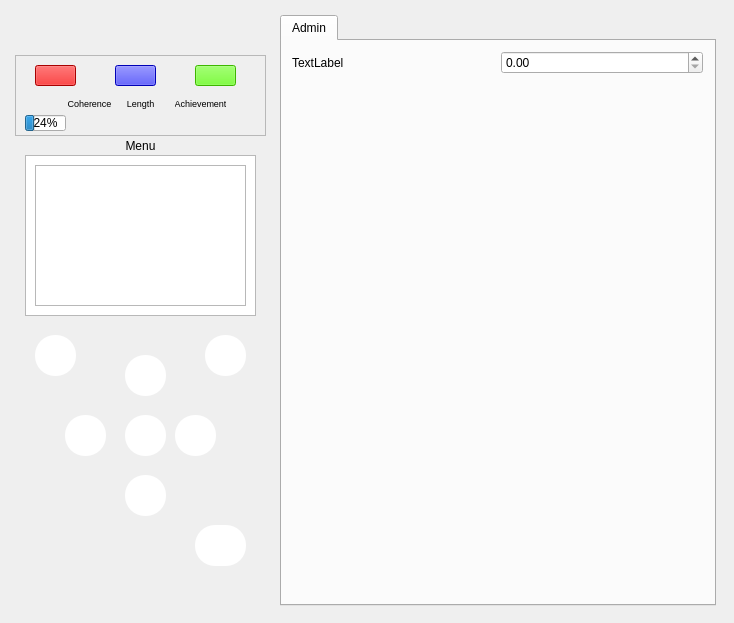
Old version of the form ui/mainwindow.ui in the repository code-monke/COMP3004B-Team-Project.
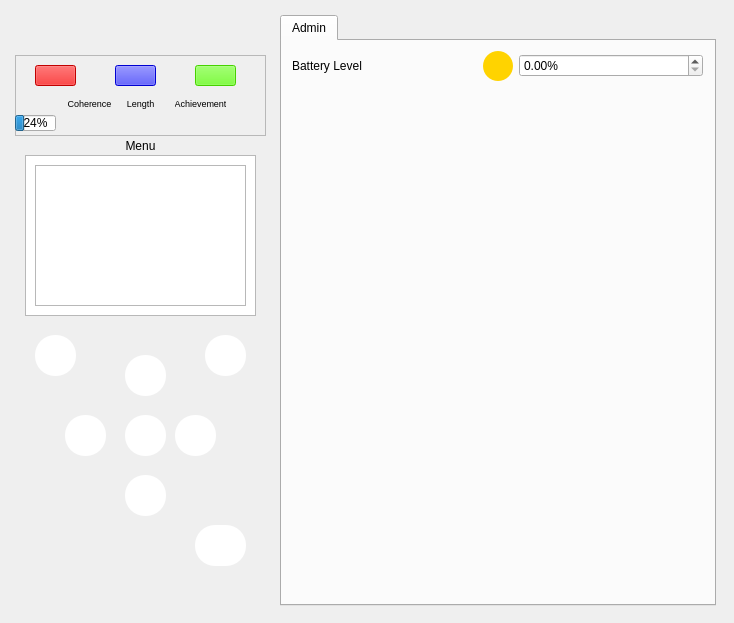
New version of the form. Icons and pictures are not drawn.

Commit message:
admin tab updated
added power charging button.

What changed in the file:
```diff
--- a/ui/mainwindow.ui
+++ b/ui/mainwindow.ui
@@ -322,6 +322,9 @@
          <enum>QFrame::Raised</enum>
         </property>
         <widget class="QPushButton" name="redLight">
+         <property name="enabled">
+          <bool>false</bool>
+         </property>
          <property name="geometry">
           <rect>
            <x>20</x>
@@ -338,6 +341,9 @@
          </property>
         </widget>
         <widget class="QPushButton" name="blueLight">
+         <property name="enabled">
+          <bool>false</bool>
+         </property>
          <property name="geometry">
           <rect>
            <x>100</x>
@@ -354,6 +360,9 @@
          </property>
         </widget>
         <widget class="QPushButton" name="greenLight">
+         <property name="enabled">
+          <bool>false</bool>
+         </property>
          <property name="geometry">
           <rect>
            <x>180</x>
@@ -368,11 +377,20 @@
          <property name="text">
           <string/>
          </property>
+         <property name="autoDefault">
+          <bool>false</bool>
+         </property>
+         <property name="default">
+          <bool>false</bool>
+         </property>
+         <property name="flat">
+          <bool>false</bool>
+         </property>
         </widget>
         <widget class="QProgressBar" name="progressBar">
          <property name="geometry">
           <rect>
-           <x>10</x>
+           <x>0</x>
            <y>60</y>
            <width>41</width>
            <height>16</height>
@@ -469,13 +487,20 @@
          <layout class="QVBoxLayout" name="adminTabVBoxLayout">
           <item>
            <layout class="QGridLayout" name="adminTabGridLayout">
-            <item row="0" column="1">
-             <widget class="QDoubleSpinBox" name="batteryLevelAdminSpinBox"/>
+            <item row="0" column="2">
+             <widget class="QDoubleSpinBox" name="batteryLevelAdminSpinBox">
+              <property name="suffix">
+               <string>%</string>
+              </property>
+              <property name="maximum">
+               <double>100.000000000000000</double>
+              </property>
+             </widget>
             </item>
             <item row="0" column="0">
              <widget class="QLabel" name="batteryLevelAdminLabel">
               <property name="text">
-               <string>TextLabel</string>
+               <string>Battery Level</string>
               </property>
              </widget>
             </item>
@@ -492,6 +517,36 @@
               </property>
              </spacer>
             </item>
+            <item row="0" column="1">
+             <widget class="QPushButton" name="chargeAdminButton">
+              <property name="minimumSize">
+               <size>
+                <width>30</width>
+                <height>30</height>
+               </size>
+              </property>
+              <property name="maximumSize">
+               <size>
+                <width>30</width>
+                <height>30</height>
+               </size>
+              </property>
+              <property name="styleSheet">
+               <string notr="true">QPushButton {
+image: url(:/buttons/chargeButton.svg);
+background-color: #ffd300;
+border-radius: 15px;
+}
+
+QPushButton:pressed {
+	background-color: green;
+}</string>
+              </property>
+              <property name="text">
+               <string/>
+              </property>
+             </widget>
+            </item>
            </layout>
           </item>
          </layout>
```
Left out of the diff: 6 changed lines with no effect on the pictures.
